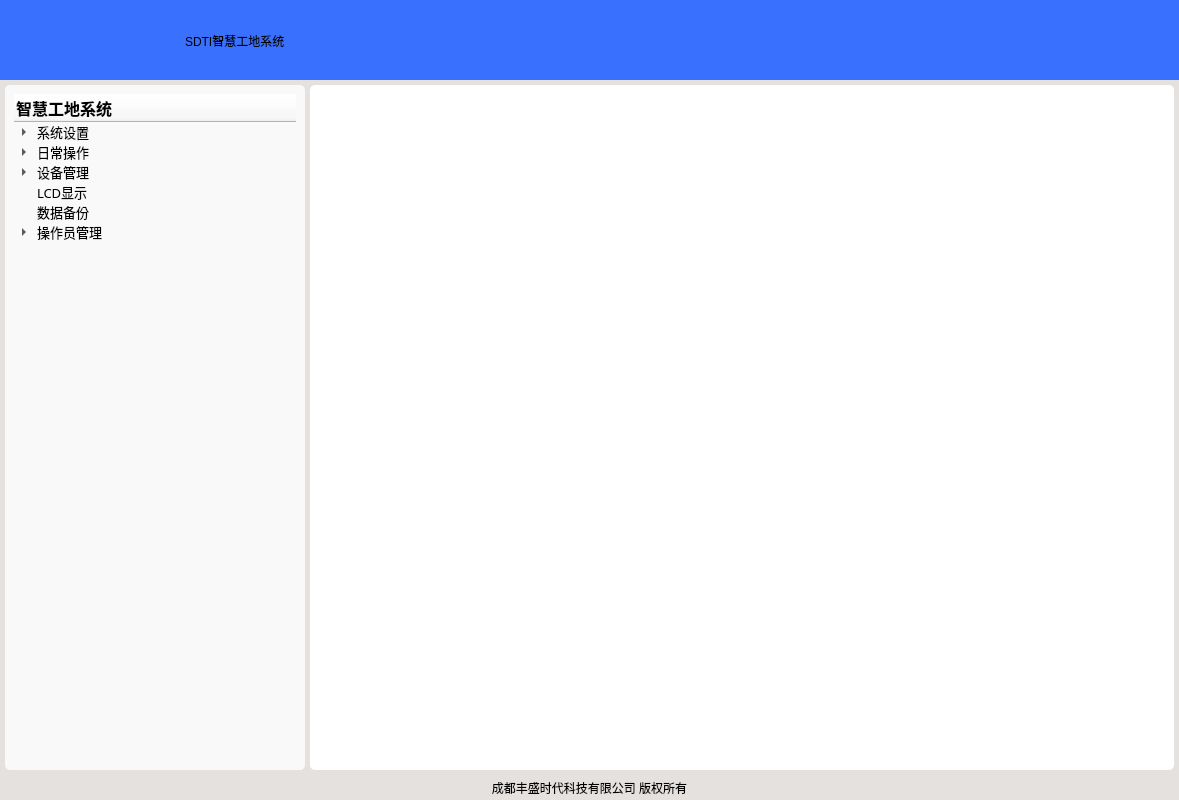
Above: views/mainUi.ui from jamesandjim/wisdom_site before the change. Below: the same form after it.
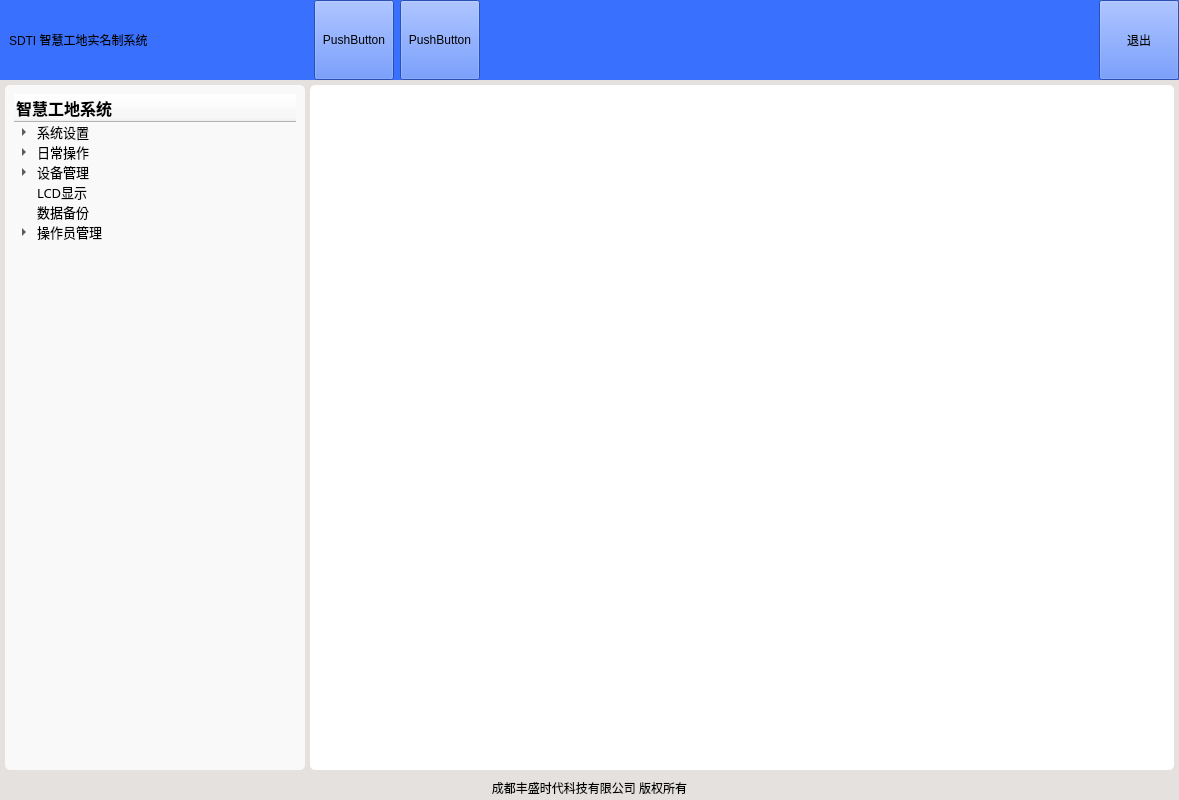
That is the form after the change. Icons and pictures are not drawn.

```diff
--- a/views/mainUi.ui
+++ b/views/mainUi.ui
@@ -107,117 +107,51 @@
 
 </string>
          </property>
-         <widget class="QWidget" name="layoutWidget">
-          <property name="geometry">
-           <rect>
-            <x>180</x>
-            <y>0</y>
-            <width>552</width>
-            <height>82</height>
-           </rect>
+         <layout class="QHBoxLayout" name="horizontalLayout_5">
+          <property name="topMargin">
+           <number>0</number>
           </property>
-          <layout class="QHBoxLayout" name="horizontalLayout_4">
-           <property name="spacing">
+          <property name="rightMargin">
+           <number>0</number>
+          </property>
+          <property name="bottomMargin">
             <number>0</number>
            </property>
            <item>
             <widget class="QLabel" name="label">
-             <property name="minimumSize">
-              <size>
-               <width>200</width>
-               <height>0</height>
-              </size>
-             </property>
-             <property name="maximumSize">
-              <size>
-               <width>200</width>
-               <height>16777215</height>
-              </size>
-             </property>
-             <property name="styleSheet">
-              <string notr="true">background-color: rgb(57, 112, 254);</string>
-             </property>
              <property name="text">
-              <string>SDTI智慧工地系统</string>
+             <string>SDTI 智慧工地实名制系统</string>
              </property>
             </widget>
            </item>
            <item>
-            <widget class="QPushButton" name="pushButton">
-             <property name="minimumSize">
-              <size>
-               <width>80</width>
-               <height>80</height>
-              </size>
-             </property>
-             <property name="maximumSize">
-              <size>
-               <width>80</width>
-               <height>80</height>
-              </size>
-             </property>
-             <property name="text">
-              <string/>
-             </property>
-             <property name="icon">
-              <iconset resource="../resource.qrc">
-               <normaloff>:/ico/resource/ico/1.jpg</normaloff>:/ico/resource/ico/1.jpg</iconset>
-             </property>
-             <property name="iconSize">
+           <spacer name="horizontalSpacer_2">
+            <property name="orientation">
+             <enum>Qt::Horizontal</enum>
+            </property>
+            <property name="sizeType">
+             <enum>QSizePolicy::Fixed</enum>
+            </property>
+            <property name="sizeHint" stdset="0">
               <size>
-               <width>70</width>
-               <height>70</height>
-              </size>
-             </property>
-             <property name="checkable">
-              <bool>true</bool>
-             </property>
-             <property name="flat">
-              <bool>true</bool>
-             </property>
-            </widget>
-           </item>
-           <item>
-            <widget class="QPushButton" name="pushButton_2">
-             <property name="minimumSize">
-              <size>
-               <width>80</width>
-               <height>80</height>
-              </size>
-             </property>
-             <property name="maximumSize">
-              <size>
-               <width>80</width>
-               <height>80</height>
-              </size>
-             </property>
-             <property name="text">
-              <string/>
-             </property>
-             <property name="icon">
-              <iconset resource="../resource.qrc">
-               <normaloff>:/ico/resource/ico/2.jpg</normaloff>:/ico/resource/ico/2.jpg</iconset>
-             </property>
-             <property name="iconSize">
-              <size>
-               <width>70</width>
-               <height>70</height>
-              </size>
-             </property>
-             <property name="checkable">
-              <bool>true</bool>
-             </property>
-             <property name="flat">
-              <bool>true</bool>
-             </property>
-            </widget>
+              <width>160</width>
+              <height>20</height>
+             </size>
+            </property>
+           </spacer>
            </item>
            <item>
             <widget class="QPushButton" name="pushButton_3">
+            <property name="sizePolicy">
+             <sizepolicy hsizetype="Fixed" vsizetype="Fixed">
+              <horstretch>0</horstretch>
+              <verstretch>0</verstretch>
+             </sizepolicy>
+            </property>
              <property name="minimumSize">
               <size>
-               <width>80</width>
-               <height>80</height>
+              <width>40</width>
+              <height>40</height>
               </size>
              </property>
              <property name="maximumSize">
@@ -227,32 +161,60 @@
               </size>
              </property>
              <property name="text">
-              <string/>
-             </property>
-             <property name="icon">
-              <iconset resource="../resource.qrc">
-               <normaloff>:/ico/resource/ico/3.jpg</normaloff>:/ico/resource/ico/3.jpg</iconset>
-             </property>
-             <property name="iconSize">
+             <string>PushButton</string>
+            </property>
+           </widget>
+          </item>
+          <item>
+           <widget class="QPushButton" name="pushButton_2">
+            <property name="sizePolicy">
+             <sizepolicy hsizetype="Fixed" vsizetype="Fixed">
+              <horstretch>0</horstretch>
+              <verstretch>0</verstretch>
+             </sizepolicy>
+            </property>
+            <property name="minimumSize">
               <size>
-               <width>70</width>
-               <height>70</height>
-              </size>
-             </property>
-             <property name="checkable">
-              <bool>true</bool>
-             </property>
-             <property name="flat">
-              <bool>true</bool>
+              <width>40</width>
+              <height>40</height>
+             </size>
+            </property>
+            <property name="maximumSize">
+             <size>
+              <width>80</width>
+              <height>80</height>
+             </size>
+            </property>
+            <property name="text">
+             <string>PushButton</string>
              </property>
             </widget>
            </item>
            <item>
-            <widget class="QPushButton" name="pushButton_8">
+           <spacer name="horizontalSpacer">
+            <property name="orientation">
+             <enum>Qt::Horizontal</enum>
+            </property>
+            <property name="sizeHint" stdset="0">
+             <size>
+              <width>40</width>
+              <height>20</height>
+             </size>
+            </property>
+           </spacer>
+          </item>
+          <item>
+           <widget class="QPushButton" name="pushButton">
+            <property name="sizePolicy">
+             <sizepolicy hsizetype="Fixed" vsizetype="Fixed">
+              <horstretch>0</horstretch>
+              <verstretch>0</verstretch>
+             </sizepolicy>
+            </property>
              <property name="minimumSize">
               <size>
-               <width>80</width>
-               <height>80</height>
+              <width>40</width>
+              <height>40</height>
               </size>
              </property>
              <property name="maximumSize">
@@ -265,7 +227,7 @@
               <string notr="true"/>
              </property>
              <property name="text">
-              <string/>
+             <string>退出</string>
              </property>
              <property name="icon">
               <iconset resource="../resource.qrc">
@@ -273,20 +235,13 @@
              </property>
              <property name="iconSize">
               <size>
-               <width>70</width>
-               <height>70</height>
-              </size>
-             </property>
-             <property name="checkable">
-              <bool>true</bool>
-             </property>
-             <property name="flat">
-              <bool>true</bool>
-             </property>
+              <width>40</width>
+              <height>40</height>
+             </size>
+            </property>
             </widget>
            </item>
           </layout>
-         </widget>
         </widget>
        </item>
       </layout>
```
Left out of the diff: 18 changed lines with no effect on the pictures. Lines whose indentation alone changed are shown as unchanged.
